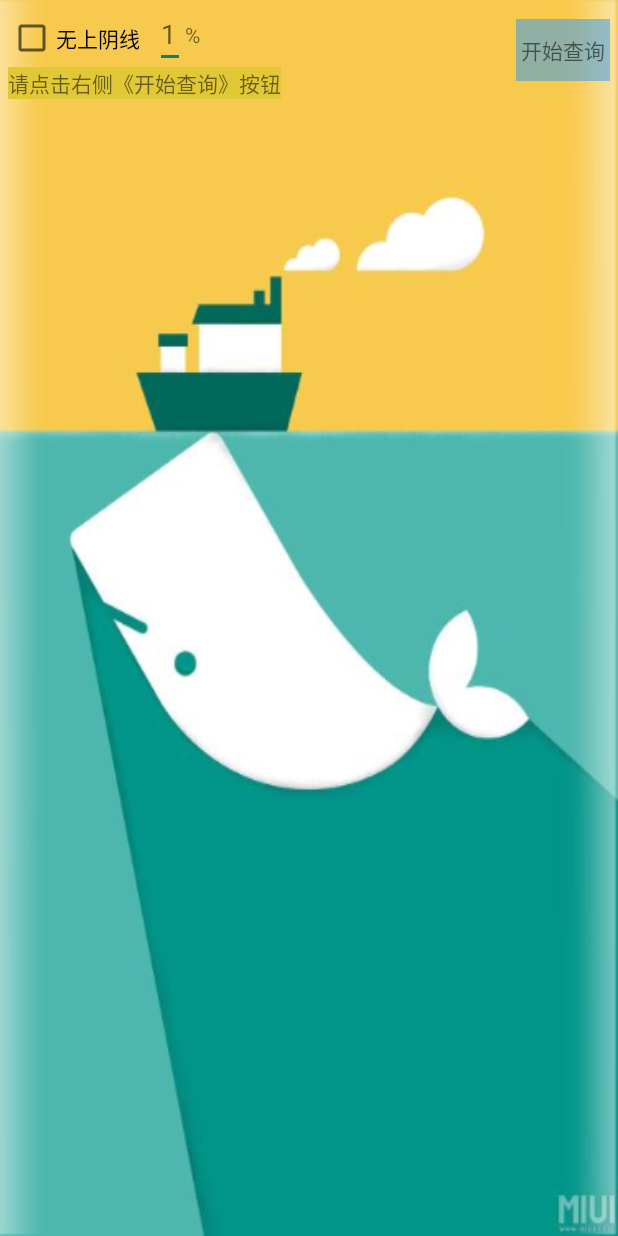
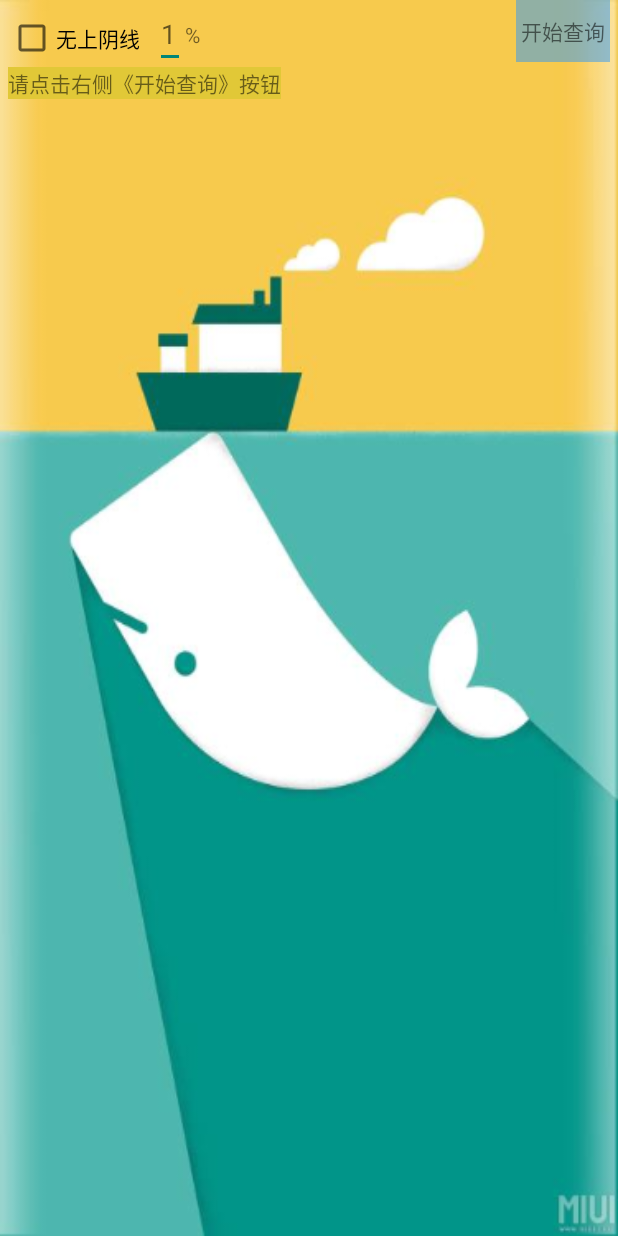
Before and after one commit to thb-android/thb-stock-android, an Android app: the layout fragment_home_map.xml on its own in the app's theme, with its tools: preview values and no code run, on a phone screen of 412 x 824 dp. Run offline under Robolectric (Android 15) with nearby library versions, the phone set to English and light mode, and no system bars.

Commit message:
修改展示条件

```diff
--- a/app/src/main/java/com/thb/automatic/home/fragment/map/view/MapFragment.java
+++ b/app/src/main/java/com/thb/automatic/home/fragment/map/view/MapFragment.java
@@ -82,6 +82,7 @@
                 mData.clear();
                 mAdapter.notifyDataSetChanged();
                 mPresenter.loadData(mPercentEdit.getText().toString(), mCheckBox.isChecked());
+                mPercentEdit.setText(null);
                 Utils.hideSoftKeyboard(v);
             }
         });
--- a/app/src/main/res/layout/fragment_home_map.xml
+++ b/app/src/main/res/layout/fragment_home_map.xml
@@ -1,9 +1,14 @@
 <?xml version="1.0" encoding="utf-8"?>
-<android.support.constraint.ConstraintLayout xmlns:android="http://schemas.android.com/apk/res/android"
+<RelativeLayout xmlns:android="http://schemas.android.com/apk/res/android"
     xmlns:app="http://schemas.android.com/apk/res-auto"
     xmlns:tools="http://schemas.android.com/tools"
     android:layout_width="match_parent"
     android:layout_height="match_parent">
+
+    <android.support.constraint.ConstraintLayout
+        android:id="@+id/layout_top"
+        android:layout_width="match_parent"
+        android:layout_height="wrap_content">
 
         <CheckBox
             android:id="@+id/check_no_top_line"
@@ -36,17 +41,6 @@
             app:layout_constraintTop_toTopOf="@+id/percent_edit" />
 
         <TextView
-        android:id="@+id/map_result"
-        android:layout_width="wrap_content"
-        android:layout_height="wrap_content"
-        android:layout_marginStart="5dp"
-        android:layout_marginTop="3dp"
-        android:background="@color/info_window_offline"
-        android:text="@string/map_help_txt"
-        app:layout_constraintStart_toStartOf="parent"
-        app:layout_constraintTop_toBottomOf="@+id/check_no_top_line" />
-
-    <TextView
             android:id="@+id/map_query_btn"
             android:layout_width="wrap_content"
             android:layout_height="wrap_content"
@@ -57,15 +51,26 @@
             android:paddingEnd="3dp"
             android:paddingBottom="10dp"
             android:text="@string/home_map_begin_query"
-        app:layout_constraintBottom_toBottomOf="@+id/map_result"
             app:layout_constraintEnd_toEndOf="parent"
             app:layout_constraintTop_toTopOf="@+id/percent_edit" />
+
+        <TextView
+            android:id="@+id/map_result"
+            android:layout_width="wrap_content"
+            android:layout_height="wrap_content"
+            android:layout_marginStart="5dp"
+            android:layout_marginTop="3dp"
+            android:background="@color/info_window_offline"
+            android:text="@string/map_help_txt"
+            app:layout_constraintStart_toStartOf="parent"
+            app:layout_constraintTop_toBottomOf="@+id/map_query_btn" />
+    </android.support.constraint.ConstraintLayout>
 
     <android.support.v7.widget.RecyclerView
         android:id="@+id/map_recycler"
         android:layout_width="match_parent"
         android:layout_height="wrap_content"
+        android:layout_below="@+id/layout_top"
         android:layout_marginTop="5dp"
-        android:background="@color/white"
-        app:layout_constraintTop_toBottomOf="@+id/map_result" />
-</android.support.constraint.ConstraintLayout>
+        android:background="@color/white" />
+</RelativeLayout>
```
Also changed, not shown: app/src/main/java/com/thb/automatic/home/fragment/map/presenter/MapPresenter.java (+6 -6 lines). Lines whose indentation alone changed are shown as unchanged.
